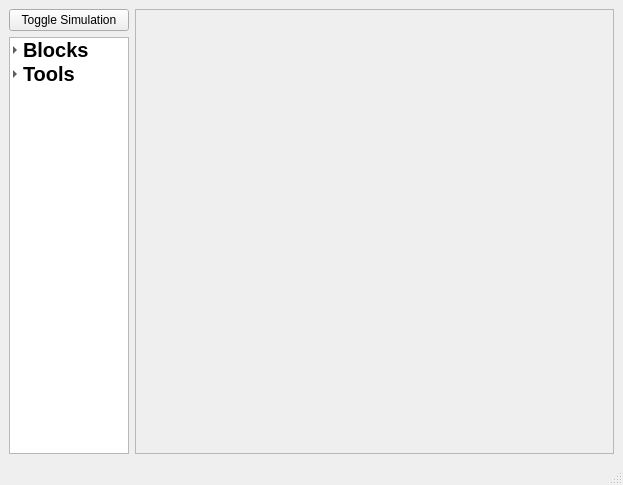
The window that src/gui/mainWindow.ui (Martian-Technologies/Logic-Graph-Creator) describes before a commit, drawn with Qt 5.
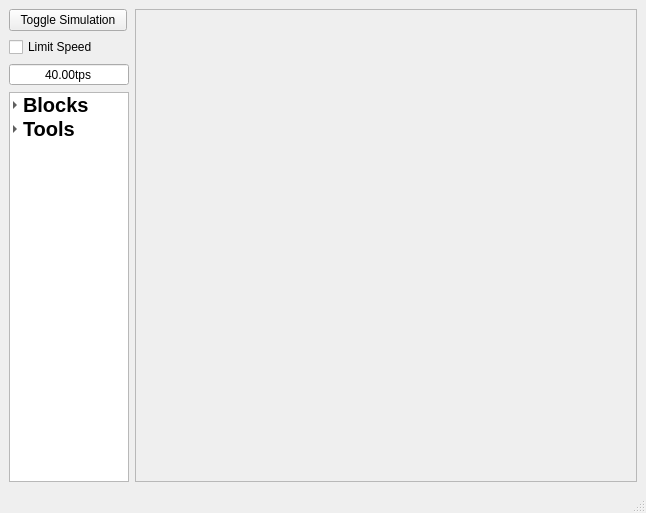
The same window after the commit.

Commit message: added speed controls

What changed in the file:
```diff
--- a/src/gui/mainWindow.ui
+++ b/src/gui/mainWindow.ui
@@ -6,8 +6,8 @@
    <rect>
     <x>0</x>
     <y>0</y>
-    <width>623</width>
-    <height>485</height>
+    <width>646</width>
+    <height>513</height>
    </rect>
   </property>
   <property name="windowTitle">
@@ -37,13 +37,34 @@
         <number>0</number>
        </property>
        <item>
+        <widget class="QWidget" name="EvalControls" native="true">
+         <layout class="QVBoxLayout" name="verticalLayout">
+          <property name="leftMargin">
+           <number>0</number>
+          </property>
+          <property name="topMargin">
+           <number>0</number>
+          </property>
+          <property name="rightMargin">
+           <number>0</number>
+          </property>
+          <property name="bottomMargin">
+           <number>0</number>
+          </property>
+          <item>
         <widget class="QPushButton" name="StartSim">
          <property name="sizePolicy">
-          <sizepolicy hsizetype="Minimum" vsizetype="Minimum">
+             <sizepolicy hsizetype="Maximum" vsizetype="Minimum">
            <horstretch>0</horstretch>
            <verstretch>0</verstretch>
           </sizepolicy>
          </property>
+            <property name="minimumSize">
+             <size>
+              <width>118</width>
+              <height>0</height>
+             </size>
+            </property>
          <property name="maximumSize">
           <size>
            <width>16777215</width>
@@ -65,6 +86,53 @@
         </widget>
        </item>
        <item>
+           <widget class="QCheckBox" name="UseSpeed">
+            <property name="maximumSize">
+             <size>
+              <width>16777215</width>
+              <height>16777215</height>
+             </size>
+            </property>
+            <property name="text">
+             <string>Limit Speed</string>
+            </property>
+            <property name="iconSize">
+             <size>
+              <width>16</width>
+              <height>5</height>
+             </size>
+            </property>
+            <property name="checked">
+             <bool>false</bool>
+            </property>
+           </widget>
+          </item>
+          <item>
+           <widget class="QDoubleSpinBox" name="Speed">
+            <property name="alignment">
+             <set>Qt::AlignmentFlag::AlignCenter</set>
+            </property>
+            <property name="buttonSymbols">
+             <enum>QAbstractSpinBox::ButtonSymbols::NoButtons</enum>
+            </property>
+            <property name="suffix">
+             <string>tps</string>
+            </property>
+            <property name="minimum">
+             <double>0.010000000000000</double>
+            </property>
+            <property name="maximum">
+             <double>100000.000000000000000</double>
+            </property>
+            <property name="value">
+             <double>40.000000000000000</double>
+            </property>
+           </widget>
+          </item>
+         </layout>
+        </widget>
+       </item>
+       <item>
         <widget class="QTreeWidget" name="selectorTreeWidget">
          <property name="maximumSize">
           <size>
```
Left out of the diff: 2 changed lines with no effect on the pictures. Lines whose indentation alone changed are shown as unchanged. The commit also changes 2 other files.
